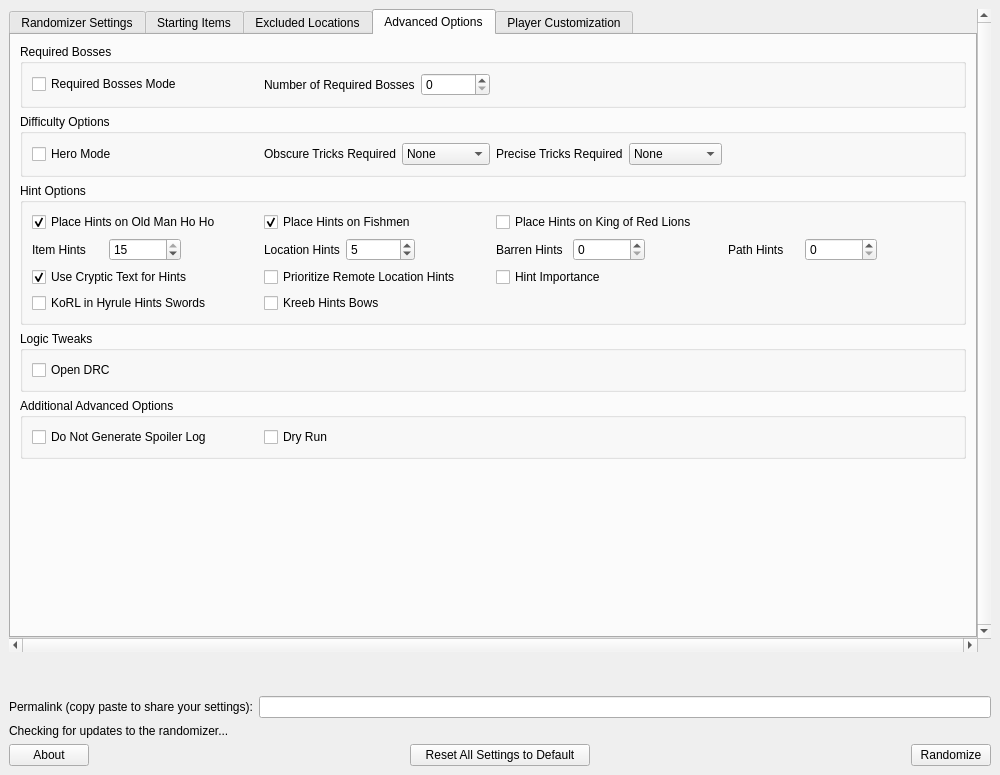
First picture: the form in wwr_ui/randomizer_window.ui, repository tanjo3/wwrando, before the edit.
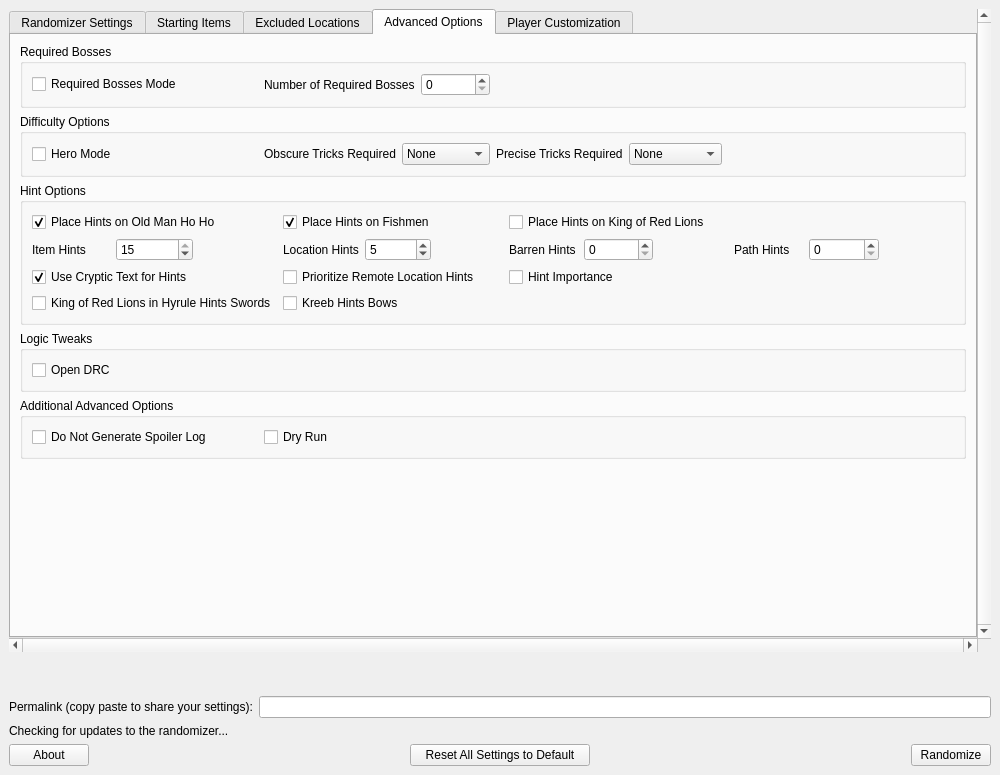
Second picture: the form after the edit. The open tabs and pages were chosen to show the change. Custom widgets are drawn as their Qt base class.

Commit message: Modify checkbox text

Patch:
```diff
--- a/wwr_ui/randomizer_window.ui
+++ b/wwr_ui/randomizer_window.ui
@@ -1442,7 +1442,7 @@
                <item row="7" column="0">
                 <widget class="QCheckBox" name="korl_hints_swords">
                  <property name="text">
-                  <string>KoRL in Hyrule Hints Swords</string>
+                  <string>King of Red Lions in Hyrule Hints Swords</string>
                  </property>
                 </widget>
                </item>
```
The commit also changes 1 other file.
